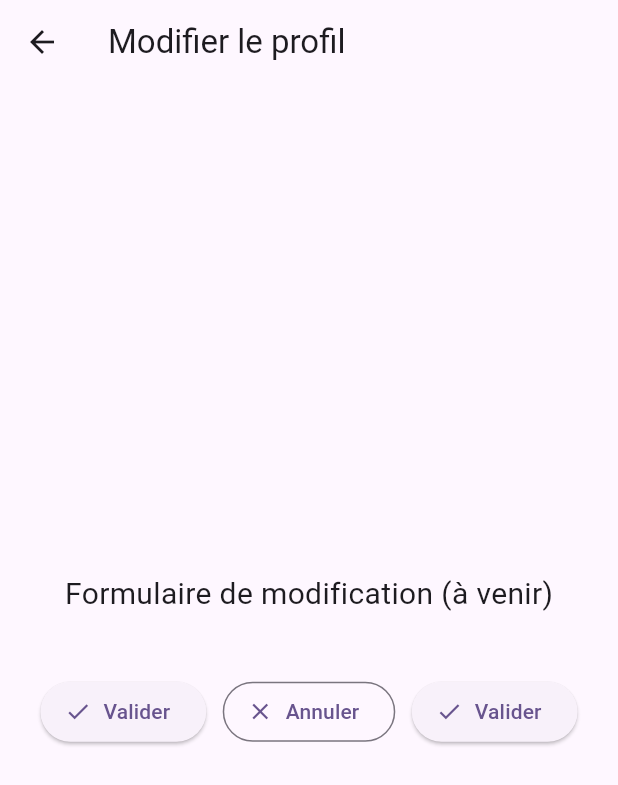
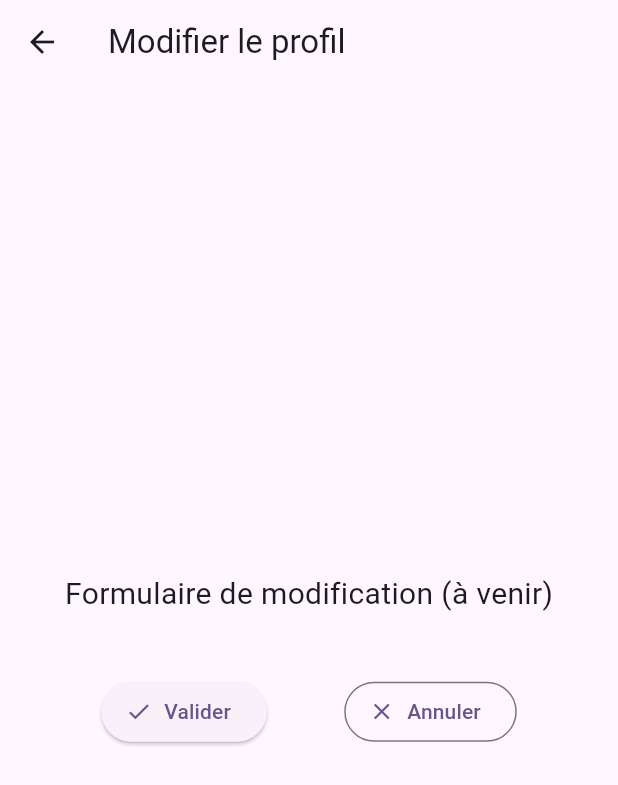
Before and after one commit to ariatsi/flutter_menus_et_nav, a Flutter app: the EditProfilePage screen opened directly, on a phone screen of 412 x 824 dp. Shown: the top 785 px of the screen. Run offline on Flutter 3.47's test engine with Material 3 defaults, Android fonts, the phone set to English and light mode, and no system bars.

Commit message:
Some corrections

```diff
--- a/lib/edit_profile_page.dart
+++ b/lib/edit_profile_page.dart
@@ -40,11 +40,6 @@ class EditProfilePage extends StatelessWidget {
                   icon: const Icon(Icons.close),
                   label: const Text('Annuler'),
                 ),
-                ElevatedButton.icon(
-                  onPressed: () {},
-                  icon: Icon(Icons.check),
-                  label: Text('Valider'),
-                )
               ],
             ),
           ],
```
